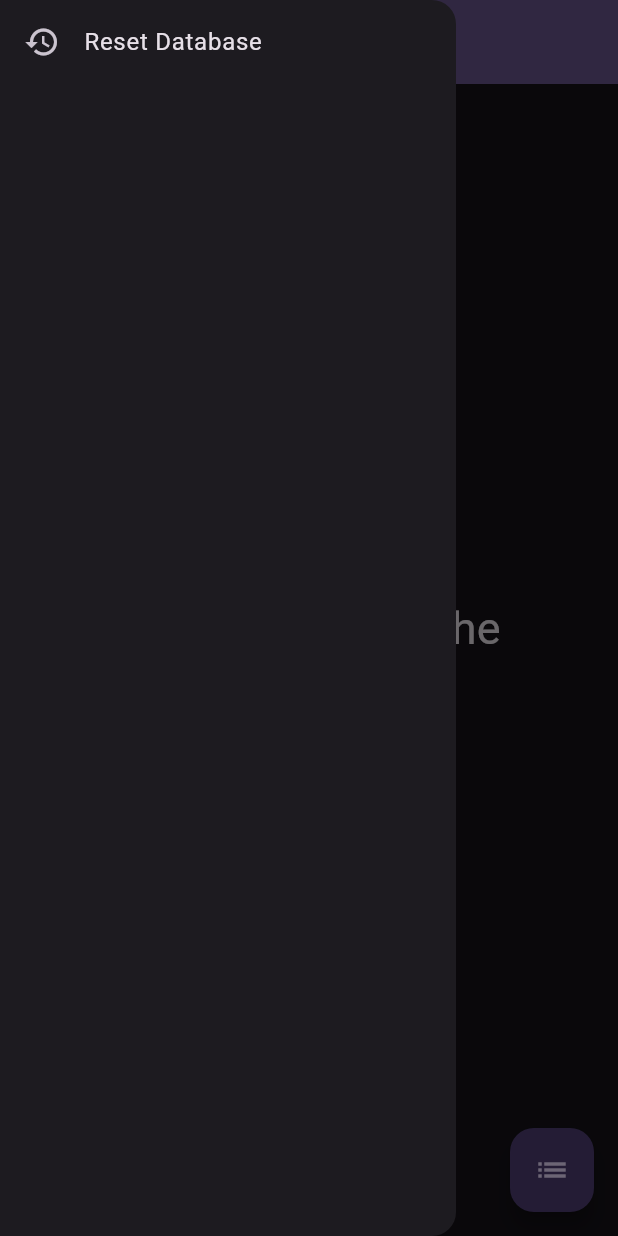
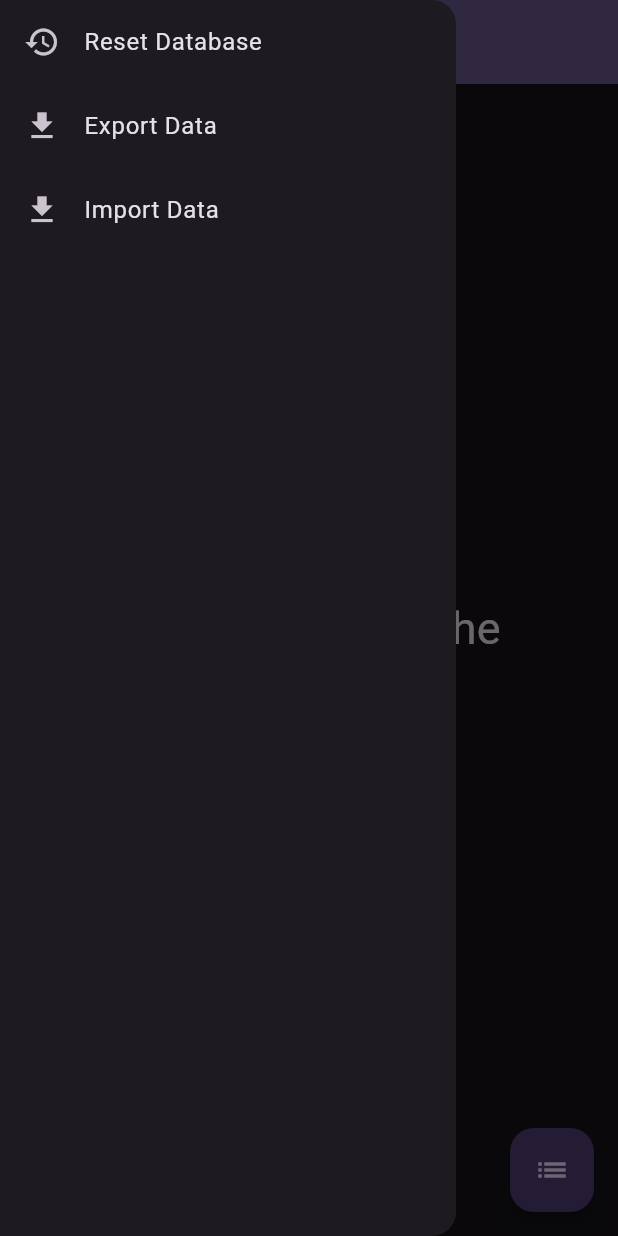
Before and after one commit to Charlie-83/SignFlash, a Flutter app: the screen it shows after launch, with the side drawer open, on a phone screen of 412 x 824 dp. Run offline on Flutter 3.47's test engine with Material 3 defaults, Android fonts, the phone set to English and light mode, and no system bars; our stand-ins replace file_picker, sqflite; accounts and stored records are empty.

Commit message:
Export/Import

```diff
--- a/lib/database.dart
+++ b/lib/database.dart
@@ -43,12 +43,12 @@ class Database with ChangeNotifier {
     return out;
   }
 
-  Future<void> export(Directory dir) async {
+  Future<void> export(String dir) async {
     var db = await db_;
-    String filePath = "${dir.path}/bslflash_export.txt";
+    String filePath = "$dir/bslflash_export.txt";
     int counter = 1;
     while (File(filePath).existsSync()) {
-      filePath = "${dir.path}/bslflash_export_$counter.txt";
+      filePath = "$dir/bslflash_export_$counter.txt";
       counter++;
     }
     final queryResult = await db.query("Vocab", columns: ["word"]);
--- a/lib/main.dart
+++ b/lib/main.dart
@@ -1,10 +1,13 @@
 import 'dart:math';
+
+import 'dart:io';
 
 import 'package:bslflash/database.dart';
 import 'package:bslflash/edit.dart';
 import 'package:bslflash/list.dart';
 import 'package:bslflash/test.dart';
 import 'package:flutter/material.dart';
+import 'package:file_picker/file_picker.dart';
 import 'package:provider/provider.dart';
 
 void main() {
@@ -85,6 +88,7 @@ class _HomePageState extends State<HomePage> {
         break;
     }
 
+    final db = context.read<Database>();
     return Scaffold(
       appBar: AppBar(
         backgroundColor: Theme.of(context).colorScheme.inversePrimary,
@@ -108,6 +112,26 @@ class _HomePageState extends State<HomePage> {
               leading: const Icon(Icons.restore),
               title: const Text("Reset Database"),
               onTap: () => context.read<Database>().reset(),
+            ),
+            ListTile(
+              leading: const Icon(Icons.file_download),
+              title: const Text("Export Data"),
+              onTap: () async {
+                String? dir = await FilePicker.platform.getDirectoryPath();
+                if (dir != null) {
+                  db.export(dir);
+                }
+              },
+            ),
+            ListTile(
+              leading: const Icon(Icons.file_download),
+              title: const Text("Import Data"),
+              onTap: () async {
+                FilePickerResult? file = await FilePicker.platform.pickFiles();
+                if (file != null && file.files[0].path != null) {
+                  db.import(File(file.files[0].path!));
+                }
+              },
             ),
           ],
         ),
```
